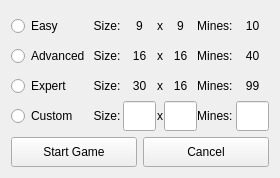
q-g-j/qminesweeper, file difficulty.ui: the form before one commit.
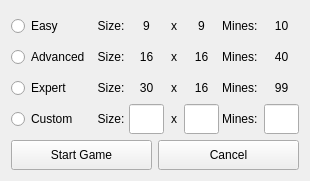
The form after the commit.

```diff
--- a/difficulty.ui
+++ b/difficulty.ui
@@ -6,8 +6,8 @@
    <rect>
     <x>0</x>
     <y>0</y>
-    <width>280</width>
-    <height>178</height>
+    <width>310</width>
+    <height>181</height>
    </rect>
   </property>
   <property name="sizePolicy">
@@ -83,10 +83,10 @@
    <item row="0" column="0">
     <layout class="QGridLayout" name="gridLayout">
      <property name="horizontalSpacing">
-      <number>1</number>
+      <number>3</number>
      </property>
      <property name="verticalSpacing">
-      <number>0</number>
+      <number>1</number>
      </property>
      <item row="3" column="4" alignment="Qt::AlignHCenter|Qt::AlignVCenter">
       <widget class="QLineEdit" name="lineEdit_custom_rows">
```
